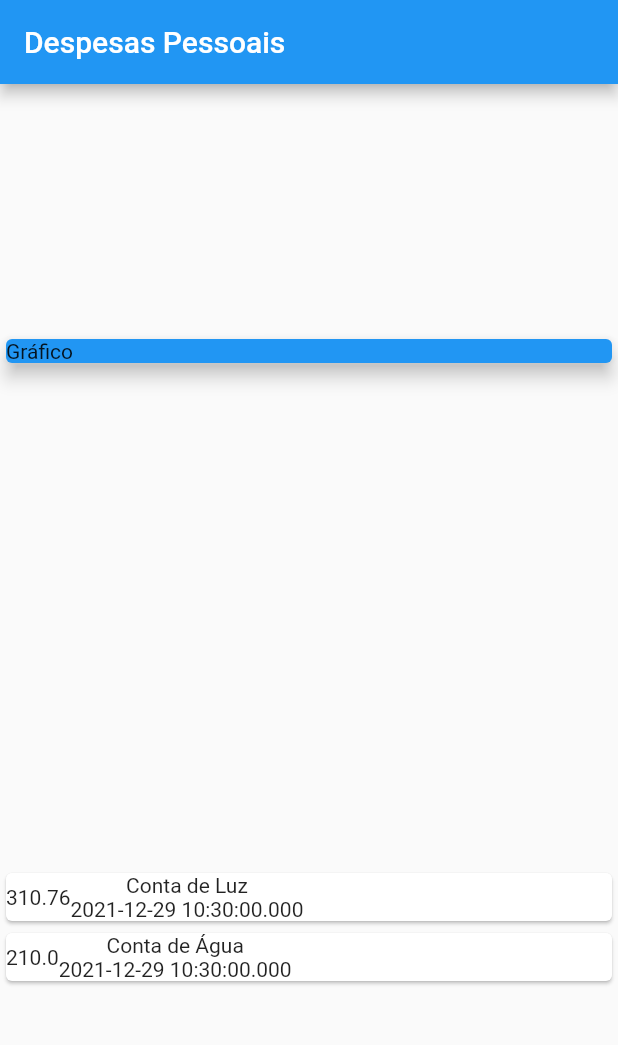
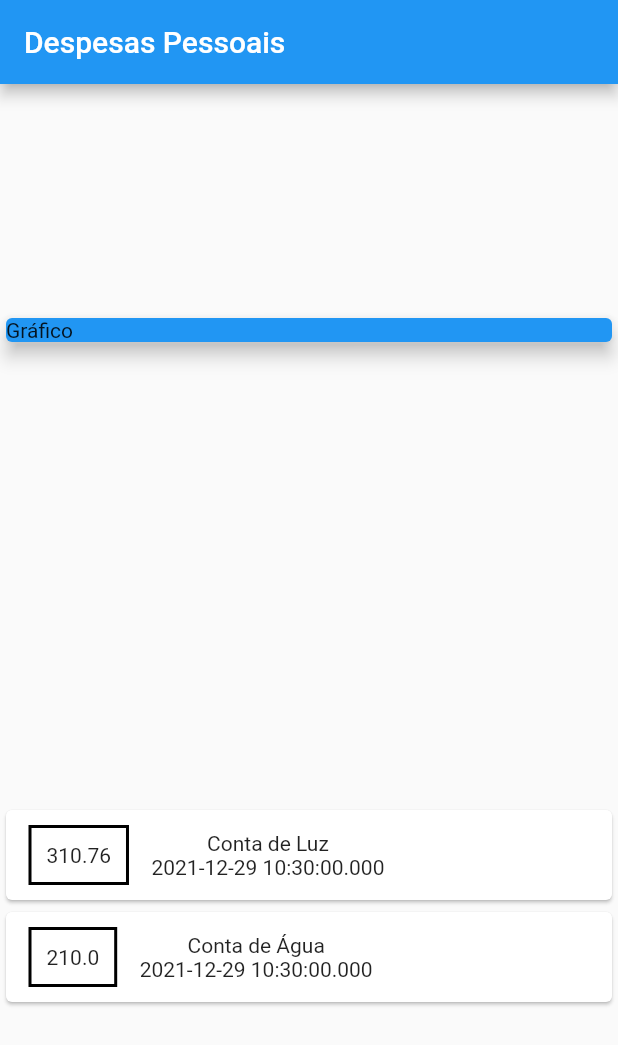
Before and after one commit to KailanySousa/CursoFlutter, a Flutter app: the screen it shows after launch, on a phone screen of 412 x 824 dp. Shown: the top 1045 px of the screen. Run offline on Flutter 3.47's test engine with Material 2 defaults, Android fonts, the phone set to English and light mode, and no system bars.

Commit message:
aplicando estilo no container

```diff
--- a/expanses/lib/main.dart
+++ b/expanses/lib/main.dart
@@ -53,7 +53,13 @@ class MyHomePage extends StatelessWidget {
                 child: Row(
                   children: [
                     Container(
+                      margin:
+                          EdgeInsets.symmetric(horizontal: 15, vertical: 10),
+                      decoration: BoxDecoration(
+                        border: Border.all(color: Colors.black, width: 2),
+                      ),
                       child: Text(tr.value.toString()),
+                      padding: EdgeInsets.all(10),
                     ),
                     Column(
                       children: [
```
